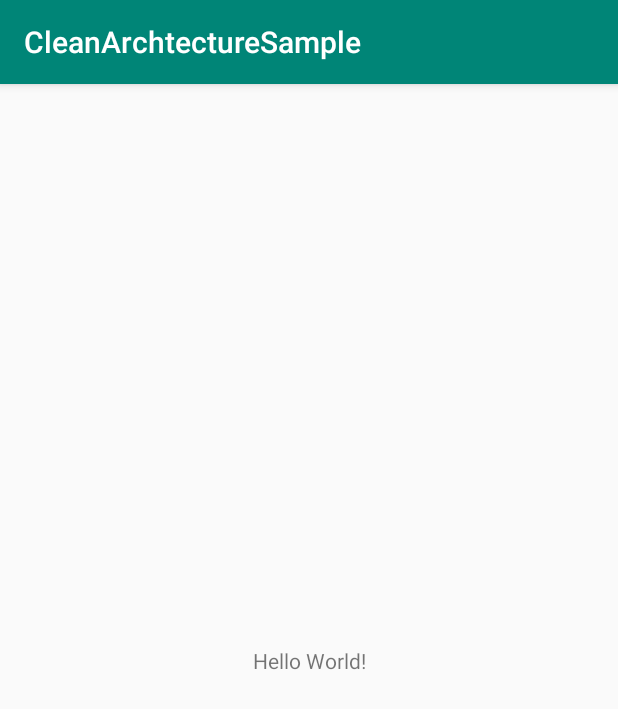
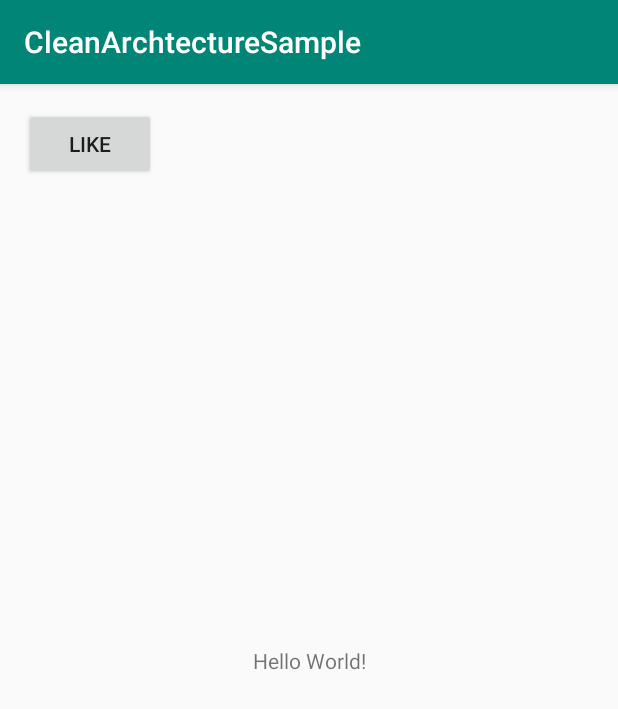
Before and after one commit to minako-ph/CleanArchitectureSample, an Android app: the screen it shows after launch (MainActivity), on a phone screen of 412 x 824 dp. Shown: the top 709 px of the screen. Run offline under Robolectric (Android 15) with nearby library versions, the phone set to English and light mode, and no system bars; our stand-ins replace RxJava; 1 statement that could not run was skipped.

Commit message:
implementation of ViewModel sample with Clean Architecture

```diff
--- a/app/build.gradle
+++ b/app/build.gradle
@@ -24,7 +24,7 @@ android {
 
 dependencies {
     implementation fileTree(dir: 'libs', include: ['*.jar'])
-    implementation"org.jetbrains.kotlin:kotlin-stdlib-jdk7:$kotlin_version"
+    implementation "org.jetbrains.kotlin:kotlin-stdlib-jdk7:$kotlin_version"
     implementation 'androidx.appcompat:appcompat:1.0.2'
     implementation 'androidx.core:core-ktx:1.0.2'
     implementation 'androidx.constraintlayout:constraintlayout:1.1.3'
@@ -36,6 +36,7 @@ dependencies {
     implementation "androidx.lifecycle:lifecycle-extensions:$lifecycle_version"
     // Optional : Kotlin extension (https://d.android.com/kotlin/ktx)
     implementation "androidx.lifecycle:lifecycle-viewmodel-ktx:$lifecycle_version"
+    implementation "androidx.lifecycle:lifecycle-reactivestreams:$lifecycle_version"
 
     // rx-java
     implementation 'io.reactivex.rxjava2:rxjava:2.2.15'
--- a/app/src/main/java/com/finc/cleanarchtecturesample/MainActivity.kt
+++ b/app/src/main/java/com/finc/cleanarchtecturesample/MainActivity.kt
@@ -2,26 +2,167 @@ package com.finc.cleanarchtecturesample
 
 import androidx.appcompat.app.AppCompatActivity
 import android.os.Bundle
-import androidx.lifecycle.ViewModel
+import androidx.lifecycle.*
+import io.reactivex.Completable
+import io.reactivex.Flowable
+import io.reactivex.Single
+import io.reactivex.disposables.CompositeDisposable
+import io.reactivex.processors.BehaviorProcessor
+import io.reactivex.schedulers.Schedulers
+import kotlinx.android.synthetic.main.activity_main.*
+
+//
+// ui module
+//
 
 class MainActivity : AppCompatActivity() {
 
     override fun onCreate(savedInstanceState: Bundle?) {
         super.onCreate(savedInstanceState)
         setContentView(R.layout.activity_main)
+
+        // There implementations are getting easier with DI libraries.
+        // If you familiar with it, use Koin or Dagger2
+        val userLocalDataStore: UserLocalDataStore =
+            UserLocalDataStore("Inject your own local data system")
+        val userRemoteDataStore: UserRemoteDataStore =
+            UserRemoteDataStore("Inject your own http client")
+        val userRepository: UserRepository =
+            UserRepositoryImpl(userLocalDataStore, userRemoteDataStore)
+        val userUseCase: UserUseCase = UserUseCase(userRepository)
+        val userViewModel: UserViewModel = UserViewModel(userUseCase)
+
+        // observe results of clicking(saving use data.)
+        userViewModel.userSaved.observe(this, Observer {
+            if (it) {
+                TODO("implementation in success of saving user data")
+            } else {
+                TODO("implementation in failure of saving user data")
+            }
+        })
+
+        like_button.setOnClickListener {
+            val id = "implement how to get user id"
+            userViewModel.click(id)
+        }
     }
 }
 
+class UserViewModel(private val userUseCase: UserUseCase) : ViewModel() {
+
+    // There would be called every after user events with #click(id:String) are finished.
+    val userSaved: LiveData<Boolean> =
+        LiveDataReactiveStreams.fromPublisher(userUseCase.userSaved)
+
+    fun click(id: String) {
+        userUseCase.likeUser(id)
+    }
+
+    override fun onCleared() {
+        userUseCase.dispose()
+        super.onCleared()
+    }
+}
+
+// This is a documentations for all the developers who don't get Clean Architecture in Android.
+// I'll try to make it easy to understand.
+// If you have any questions, feel free to ask.
 
 // All classes are here for clarify
 
 // This is Data Transfer Object, which means just an entity to identify an instance.
 // Mainly used as de-serialized model. (from json to each platform)
+
+
+//
+// data module
+//
 data class UserDTO(val id: String, val firstName: String, val lastName: String)
 
-data class User(val displayName: String)
+// I don't really recommend to make UserDataStore interface if you are a beginner.
+// TODO localDataStoredSystem should be injected by your own choice. My recommendation is Room.
+class UserLocalDataStore(val localDataStoredSystem: Any) {
+
+    fun fetchUser(id: String): Single<UserDTO> {
+        TODO("room should be any local data stored system in Android. Room is recommended for RDBS.")
+    }
+
+    fun saveUser(id: String): Completable {
+        TODO("you need to write the impl for saving user data in local data stored system.")
+    }
+}
+
+// TODO http client should be injected by your own choice. My recommendation is Retrofit.
+class UserRemoteDataStore(val httpClient: Any) {
+
+    fun fetchUser(id: String): Single<UserDTO> {
+        TODO("you need to write api call here with http client")
+    }
+
+    fun postUser(id: String): Completable {
+        TODO("you need to write api call here with http client")
+    }
+}
 
 interface UserRepository {
-    fun getUser(id: String)
-    fun getAllUsers()
+    fun getUser(id: String): Single<User>
+    fun saveUser(id: String): Completable
 }
+
+//
+// domain module
+//
+
+data class User(val id: String, val displayName: String)
+
+class UserRepositoryImpl(
+    private val localDataStore: UserLocalDataStore,
+    private val remoteDataStore: UserRemoteDataStore
+) : UserRepository {
+
+    override fun getUser(id: String): Single<User> {
+        // You can load local data if any. If not, you can load user data from remote.
+        // After getting data you need to map UserDTO data to User data, which is the domain object
+        // that is concerned in that domain.
+        return localDataStore.fetchUser(id)
+            .concatWith { remoteDataStore.fetchUser(id) }
+            .map { User(it.id, "${it.firstName} ${it.lastName}") }
+            .singleOrError()
+    }
+
+    override fun saveUser(id: String): Completable {
+        return remoteDataStore.postUser(id)
+            .andThen(localDataStore.saveUser(id))
+    }
+}
+
+// Suppose this is a Matching app like Tinder.
+// And you can like or dislike with swipe.
+class UserUseCase(private val userRepository: UserRepository) {
+
+    private val compositeDisposable = CompositeDisposable()
+    private val userSavedProcessor: BehaviorProcessor<Boolean> = BehaviorProcessor.create()
+    val userSaved: Flowable<Boolean> = userSavedProcessor
+
+    // All UseCase functions shouldn't have returning value!!!!!!!
+    fun likeUser(id: String) {
+        compositeDisposable.add(
+            userRepository.saveUser(id)
+                .subscribeOn(Schedulers.io())
+                .subscribe({
+                    userSavedProcessor.onNext(true)
+                }, {
+                    userSavedProcessor.onNext(false)
+                    print(it)
+                })
+        )
+    }
+
+    fun dislikeUser() {
+        TODO("same as likeUser()")
+    }
+
+    fun dispose() {
+        compositeDisposable.dispose()
+    }
+}
--- a/app/src/main/res/layout/activity_main.xml
+++ b/app/src/main/res/layout/activity_main.xml
@@ -15,4 +15,14 @@
         app:layout_constraintRight_toRightOf="parent"
         app:layout_constraintTop_toTopOf="parent" />
 
+    <Button
+        android:id="@+id/like_button"
+        android:layout_width="wrap_content"
+        android:layout_height="wrap_content"
+        android:layout_marginStart="16dp"
+        android:layout_marginTop="16dp"
+        android:text="Like"
+        app:layout_constraintStart_toStartOf="parent"
+        app:layout_constraintTop_toTopOf="parent" />
+
 </androidx.constraintlayout.widget.ConstraintLayout>
```
